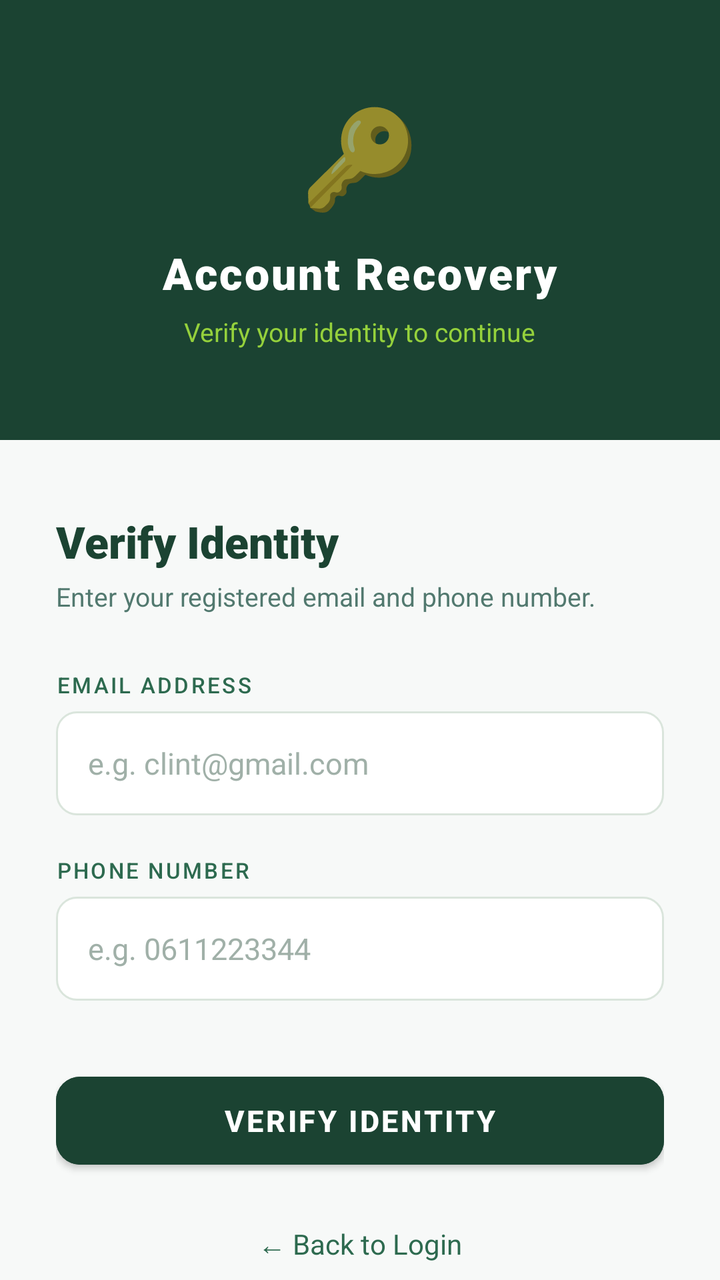
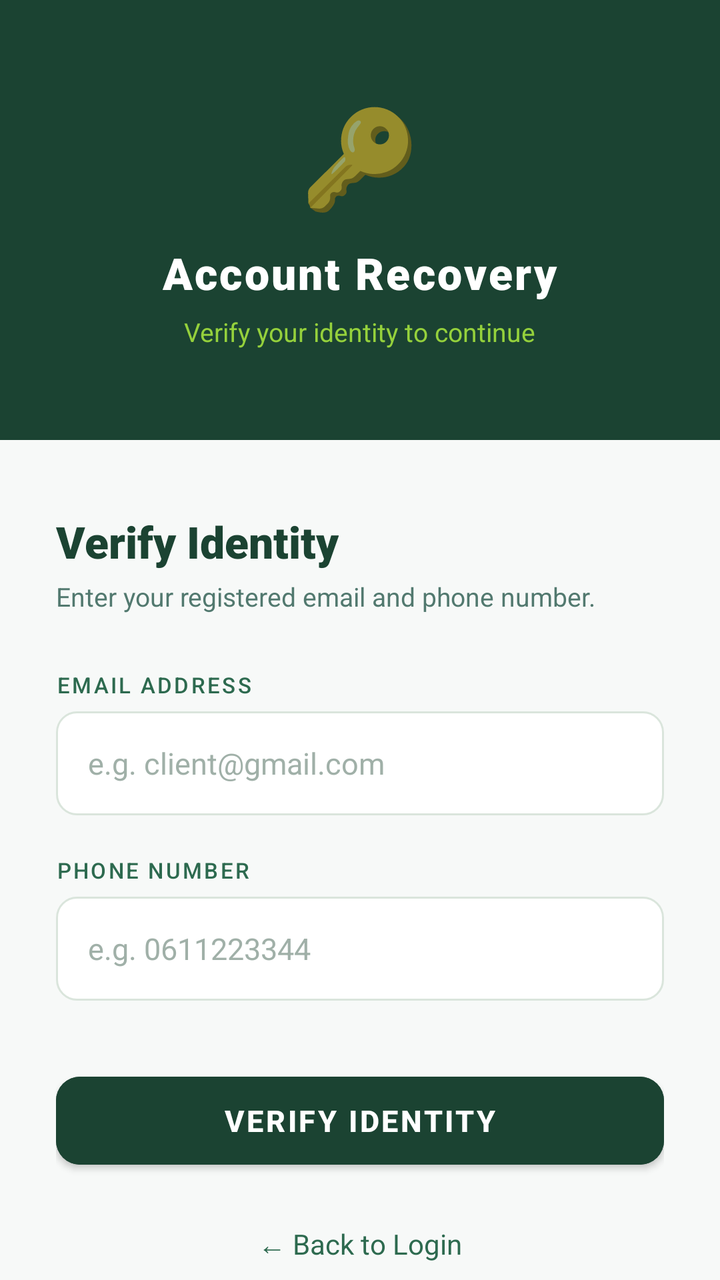

Before-and-after screenshots of an Android layout around one commit, followed by the original layout XML and the change that was made.
<!-- AndroidManifest.xml: activity theme Theme.POS -->
<!-- res/layout/activity_forgot_password.xml -->
<?xml version="1.0" encoding="utf-8"?>
<LinearLayout xmlns:android="http://schemas.android.com/apk/res/android"
    xmlns:app="http://schemas.android.com/apk/res-auto"
    android:layout_width="match_parent"
    android:layout_height="match_parent"
    android:background="#F7F9F8"
    android:orientation="vertical">

    
    <LinearLayout
        android:layout_width="match_parent"
        android:layout_height="220dp"
        android:background="#1B4332"
        android:gravity="center"
        android:orientation="vertical">

        <TextView
            android:layout_width="wrap_content"
            android:layout_height="wrap_content"
            android:text="🔑"
            android:textSize="48sp" />

        <TextView
            android:layout_width="wrap_content"
            android:layout_height="wrap_content"
            android:layout_marginTop="12dp"
            android:text="Account Recovery"
            android:textColor="#FFFFFF"
            android:textSize="22sp"
            android:fontFamily="sans-serif-black"
            android:letterSpacing="0.05" />

        <TextView
            android:layout_width="wrap_content"
            android:layout_height="wrap_content"
            android:layout_marginTop="6dp"
            android:text="Verify your identity to continue"
            android:textColor="#95D13C"
            android:textSize="13sp" />

    </LinearLayout>

    
    <LinearLayout
        android:layout_width="match_parent"
        android:layout_height="match_parent"
        android:background="#F7F9F8"
        android:orientation="vertical"
        android:paddingStart="28dp"
        android:paddingEnd="28dp"
        android:paddingTop="36dp">

        <TextView
            android:layout_width="wrap_content"
            android:layout_height="wrap_content"
            android:text="Verify Identity"
            android:textColor="#1B4332"
            android:textSize="22sp"
            android:fontFamily="sans-serif-black" />

        <TextView
            android:layout_width="wrap_content"
            android:layout_height="wrap_content"
            android:layout_marginTop="4dp"
            android:text="Enter your registered email and phone number."
            android:textColor="#52796F"
            android:textSize="13sp" />

        
        <TextView
            android:layout_width="wrap_content"
            android:layout_height="wrap_content"
            android:layout_marginTop="28dp"
            android:text="EMAIL ADDRESS"
            android:textColor="#2D6A4F"
            android:textSize="11sp"
            android:fontFamily="sans-serif-medium"
            android:letterSpacing="0.1" />

        <EditText
            android:id="@+id/etEmail"
            android:layout_width="match_parent"
            android:layout_height="52dp"
            android:layout_marginTop="6dp"
            android:background="@drawable/input_field_bg"
            android:hint="e.g. clint@gmail.com"
            android:textColorHint="#A0B0A8"
            android:inputType="textEmailAddress"
            android:paddingStart="16dp"
            android:paddingEnd="16dp"
            android:textColor="#1B4332"
            android:textSize="15sp" />

        
        <TextView
            android:layout_width="wrap_content"
            android:layout_height="wrap_content"
            android:layout_marginTop="20dp"
            android:text="PHONE NUMBER"
            android:textColor="#2D6A4F"
            android:textSize="11sp"
            android:fontFamily="sans-serif-medium"
            android:letterSpacing="0.1" />

        <EditText
            android:id="@+id/etPhone"
            android:layout_width="match_parent"
            android:layout_height="52dp"
            android:layout_marginTop="6dp"
            android:background="@drawable/input_field_bg"
            android:hint="e.g. 0611223344"
            android:textColorHint="#A0B0A8"
            android:inputType="phone"
            android:paddingStart="16dp"
            android:paddingEnd="16dp"
            android:textColor="#1B4332"
            android:textSize="15sp" />

        
        <TextView
            android:id="@+id/tvError"
            android:layout_width="wrap_content"
            android:layout_height="wrap_content"
            android:layout_marginTop="12dp"
            android:text=""
            android:textColor="#C0392B"
            android:textSize="13sp"
            android:visibility="gone" />

        
        <Button
            android:id="@+id/btnVerify"
            android:layout_width="match_parent"
            android:layout_height="56dp"
            android:layout_marginTop="32dp"
            android:backgroundTint="#1B4332"
            android:text="VERIFY IDENTITY"
            android:textColor="#FFFFFF"
            android:textSize="15sp"
            android:textStyle="bold"
            android:letterSpacing="0.08"
            app:cornerRadius="12dp" />

        
        <TextView
            android:id="@+id/tvBackToLogin"
            android:layout_width="wrap_content"
            android:layout_height="wrap_content"
            android:layout_gravity="center"
            android:layout_marginTop="24dp"
            android:text="← Back to Login"
            android:textColor="#2D6A4F"
            android:textSize="14sp" />

        
        <TextView
            android:layout_width="wrap_content"
            android:layout_height="wrap_content"
            android:layout_gravity="center"
            android:layout_marginTop="32dp"
            android:text="🔒  Secured by External System"
            android:textColor="#95D13C"
            android:textSize="12sp" />

    </LinearLayout>
</LinearLayout>
<!-- resources referenced by this layout -->
<resources>
  <!-- drawable input_field_bg (drawable) -->
  <?xml version="1.0" encoding="utf-8"?>
  <shape xmlns:android="http://schemas.android.com/apk/res/android"
      android:shape="rectangle">
      <solid android:color="#FFFFFF" />
      <corners android:radius="10dp" />
      <stroke android:width="1dp" android:color="#DAE5DC" />
  </shape>
  <style name="Theme.POS" parent="Theme.MaterialComponents.DayNight.NoActionBar">
          
          <item name="colorPrimary">@color/bank_primary</item>
          <item name="colorPrimaryVariant">@color/bank_secondary</item>
          <item name="colorOnPrimary">@color/white</item>
          
          
          <item name="android:statusBarColor">@color/bank_primary</item>
          
          
          <item name="android:windowBackground">@color/bg_soft</item>
          
          
          <item name="colorSurface">@color/white</item>
          <item name="colorOnSurface">@color/text_dark</item>
          
          
          <item name="android:textColorPrimary">@color/text_dark</item>
          <item name="android:textColorSecondary">@color/text_muted</item>
      </style>
  <color name="bank_primary">#1B4332</color>
  <color name="bank_secondary">#2D6A4F</color>
  <color name="white">#FFFFFF</color>
  <color name="bg_soft">#F0F4F2</color>
  <color name="text_dark">#081C15</color>
  <color name="text_muted">#52796F</color>
</resources>

<!-- the commit's change to res/layout/activity_forgot_password.xml (unified diff, before → after) -->
@@ -3,164 +3,45 @@
     xmlns:app="http://schemas.android.com/apk/res-auto"
     android:layout_width="match_parent"
     android:layout_height="match_parent"
-    android:background="#F7F9F8"
+    android:background="@color/bg_page"
     android:orientation="vertical">
 
     
     <LinearLayout
         android:layout_width="match_parent"
         android:layout_height="220dp"
-        android:background="#1B4332"
+        android:background="@color/bg_header"
         android:gravity="center"
         android:orientation="vertical">
 
-        <TextView
-            android:layout_width="wrap_content"
-            android:layout_height="wrap_content"
-            android:text="🔑"
-            android:textSize="48sp" />
-
-        <TextView
-            android:layout_width="wrap_content"
-            android:layout_height="wrap_content"
-            android:layout_marginTop="12dp"
-            android:text="Account Recovery"
-            android:textColor="#FFFFFF"
-            android:textSize="22sp"
-            android:fontFamily="sans-serif-black"
-            android:letterSpacing="0.05" />
-
-        <TextView
-            android:layout_width="wrap_content"
-            android:layout_height="wrap_content"
-            android:layout_marginTop="6dp"
-            android:text="Verify your identity to continue"
-            android:textColor="#95D13C"
-            android:textSize="13sp" />
-
+        <TextView android:layout_width="wrap_content" android:layout_height="wrap_content" android:text="🔑" android:textSize="48sp" />
+        <TextView android:layout_width="wrap_content" android:layout_height="wrap_content" android:layout_marginTop="12dp" android:text="Account Recovery" android:textColor="@color/text_on_dark" android:textSize="22sp" android:fontFamily="sans-serif-black" android:letterSpacing="0.05" />
+        <TextView android:layout_width="wrap_content" android:layout_height="wrap_content" android:layout_marginTop="6dp" android:text="Verify your identity to continue" android:textColor="@color/bank_accent" android:textSize="13sp" />
     </LinearLayout>
 
-    
     <LinearLayout
         android:layout_width="match_parent"
         android:layout_height="match_parent"
-        android:background="#F7F9F8"
+        android:background="@color/bg_page"
         android:orientation="vertical"
         android:paddingStart="28dp"
         android:paddingEnd="28dp"
         android:paddingTop="36dp">
 
-        <TextView
-            android:layout_width="wrap_content"
-            android:layout_height="wrap_content"
-            android:text="Verify Identity"
-            android:textColor="#1B4332"
-            android:textSize="22sp"
-            android:fontFamily="sans-serif-black" />
+        <TextView android:layout_width="wrap_content" android:layout_height="wrap_content" android:text="Verify Identity" android:textColor="@color/text_primary" android:textSize="22sp" android:fontFamily="sans-serif-black" />
+        <TextView android:layout_width="wrap_content" android:layout_height="wrap_content" android:layout_marginTop="4dp" android:text="Enter your registered email and phone number." android:textColor="@color/text_secondary" android:textSize="13sp" />
 
-        <TextView
-            android:layout_width="wrap_content"
-            android:layout_height="wrap_content"
-            android:layout_marginTop="4dp"
-            android:text="Enter your registered email and phone number."
-            android:textColor="#52796F"
-            android:textSize="13sp" />
+        <TextView android:layout_width="wrap_content" android:layout_height="wrap_content" android:layout_marginTop="28dp" android:text="EMAIL ADDRESS" android:textColor="@color/text_label" android:textSize="11sp" android:fontFamily="sans-serif-medium" android:letterSpacing="0.1" />
+        <EditText android:id="@+id/etEmail" android:layout_width="match_parent" android:layout_height="52dp" android:layout_marginTop="6dp" android:background="@drawable/input_field_bg" android:hint="e.g. client@gmail.com" android:textColorHint="@color/text_hint" android:inputType="textEmailAddress" android:paddingStart="16dp" android:paddingEnd="16dp" android:textColor="@color/text_primary" android:textSize="15sp" />
 
-        
-        <TextView
-            android:layout_width="wrap_content"
-            android:layout_height="wrap_content"
-            android:layout_marginTop="28dp"
-            android:text="EMAIL ADDRESS"
-            android:textColor="#2D6A4F"
-            android:textSize="11sp"
-            android:fontFamily="sans-serif-medium"
-            android:letterSpacing="0.1" />
+        <TextView android:layout_width="wrap_content" android:layout_height="wrap_content" android:layout_marginTop="20dp" android:text="PHONE NUMBER" android:textColor="@color/text_label" android:textSize="11sp" android:fontFamily="sans-serif-medium" android:letterSpacing="0.1" />
+        <EditText android:id="@+id/etPhone" android:layout_width="match_parent" android:layout_height="52dp" android:layout_marginTop="6dp" android:background="@drawable/input_field_bg" android:hint="e.g. 0611223344" android:textColorHint="@color/text_hint" android:inputType="phone" android:paddingStart="16dp" android:paddingEnd="16dp" android:textColor="@color/text_primary" android:textSize="15sp" />
 
-        <EditText
-            android:id="@+id/etEmail"
-            android:layout_width="match_parent"
-            android:layout_height="52dp"
-            android:layout_marginTop="6dp"
-            android:background="@drawable/input_field_bg"
-            android:hint="e.g. clint@gmail.com"
-            android:textColorHint="#A0B0A8"
-            android:inputType="textEmailAddress"
-            android:paddingStart="16dp"
-            android:paddingEnd="16dp"
-            android:textColor="#1B4332"
-            android:textSize="15sp" />
+        <TextView android:id="@+id/tvError" android:layout_width="wrap_content" android:layout_height="wrap_content" android:layout_marginTop="12dp" android:text="" android:textColor="@color/danger" android:textSize="13sp" android:visibility="gone" />
 
-        
-        <TextView
-            android:layout_width="wrap_content"
-            android:layout_height="wrap_content"
-            android:layout_marginTop="20dp"
-            android:text="PHONE NUMBER"
-            android:textColor="#2D6A4F"
-            android:textSize="11sp"
-            android:fontFamily="sans-serif-medium"
-            android:letterSpacing="0.1" />
+        <Button android:id="@+id/btnVerify" android:layout_width="match_parent" android:layout_height="56dp" android:layout_marginTop="32dp" android:backgroundTint="@color/bank_primary" android:text="VERIFY IDENTITY" android:textColor="@color/text_on_dark" android:textSize="15sp" android:textStyle="bold" android:letterSpacing="0.08" app:cornerRadius="12dp" />
 
-        <EditText
-            android:id="@+id/etPhone"
-            android:layout_width="match_parent"
-            android:layout_height="52dp"
-            android:layout_marginTop="6dp"
-            android:background="@drawable/input_field_bg"
-            android:hint="e.g. 0611223344"
-            android:textColorHint="#A0B0A8"
-            android:inputType="phone"
-            android:paddingStart="16dp"
-            android:paddingEnd="16dp"
-            android:textColor="#1B4332"
-            android:textSize="15sp" />
-
-        
-        <TextView
-            android:id="@+id/tvError"
-            android:layout_width="wrap_content"
-            android:layout_height="wrap_content"
-            android:layout_marginTop="12dp"
-            android:text=""
-            android:textColor="#C0392B"
-            android:textSize="13sp"
-            android:visibility="gone" />
-
-        
-        <Button
-            android:id="@+id/btnVerify"
-            android:layout_width="match_parent"
-            android:layout_height="56dp"
-            android:layout_marginTop="32dp"
-            android:backgroundTint="#1B4332"
-            android:text="VERIFY IDENTITY"
-            android:textColor="#FFFFFF"
-            android:textSize="15sp"
-            android:textStyle="bold"
-            android:letterSpacing="0.08"
-            app:cornerRadius="12dp" />
-
-        
-        <TextView
-            android:id="@+id/tvBackToLogin"
-            android:layout_width="wrap_content"
-            android:layout_height="wrap_content"
-            android:layout_gravity="center"
-            android:layout_marginTop="24dp"
-            android:text="← Back to Login"
-            android:textColor="#2D6A4F"
-            android:textSize="14sp" />
-
-        
-        <TextView
-            android:layout_width="wrap_content"
-            android:layout_height="wrap_content"
-            android:layout_gravity="center"
-            android:layout_marginTop="32dp"
-            android:text="🔒  Secured by External System"
-            android:textColor="#95D13C"
-            android:textSize="12sp" />
-
+        <TextView android:id="@+id/tvBackToLogin" android:layout_width="wrap_content" android:layout_height="wrap_content" android:layout_gravity="center" android:layout_marginTop="24dp" android:text="← Back to Login" android:textColor="@color/text_label" android:textSize="14sp" />
+        <TextView android:layout_width="wrap_content" android:layout_height="wrap_content" android:layout_gravity="center" android:layout_marginTop="32dp" android:text="🔒  Secured by External System" android:textColor="@color/bank_accent" android:textSize="12sp" />
     </LinearLayout>
 </LinearLayout>
<!-- resource entries referenced after the edit -->
@@ -1,12 +1,13 @@
 <!-- resources referenced by this layout -->
 <resources>
+  <color name="bank_accent">#95D13C</color>
   <!-- drawable input_field_bg (drawable) -->
   <?xml version="1.0" encoding="utf-8"?>
   <shape xmlns:android="http://schemas.android.com/apk/res/android"
       android:shape="rectangle">
-      <solid android:color="#FFFFFF" />
+      <solid android:color="@color/bg_input" />
       <corners android:radius="10dp" />
-      <stroke android:width="1dp" android:color="#DAE5DC" />
+      <stroke android:width="1dp" android:color="@color/card_border" />
   </shape>
   <style name="Theme.POS" parent="Theme.MaterialComponents.DayNight.NoActionBar">
           
@@ -28,11 +29,21 @@
           <item name="android:textColorPrimary">@color/text_dark</item>
           <item name="android:textColorSecondary">@color/text_muted</item>
       </style>
+  <color name="bg_input">#FFFFFF</color>
+  <color name="card_border">#DAE5DC</color>
   <color name="bank_primary">#1B4332</color>
+  <color name="bg_header">#1B4332</color>
+  <color name="bg_page">#F7F9F8</color>
+  <color name="danger">#C0392B</color>
+  <color name="text_hint">#A0B0A8</color>
+  <color name="text_label">#2D6A4F</color>
+  <color name="text_on_dark">#FFFFFF</color>
+  <color name="text_primary">#1B4332</color>
+  <color name="text_secondary">#52796F</color>
   <color name="bank_secondary">#2D6A4F</color>
   <color name="white">#FFFFFF</color>
-  <color name="bg_soft">#F0F4F2</color>
-  <color name="text_dark">#081C15</color>
+  <color name="bg_soft">#F7F9F8</color>
+  <color name="text_dark">#1B4332</color>
   <color name="text_muted">#52796F</color>
 </resources>
 
